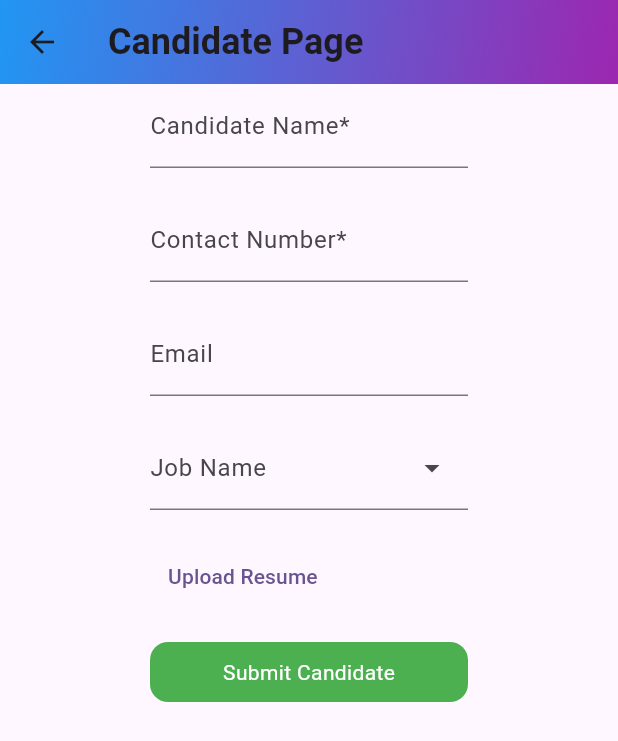
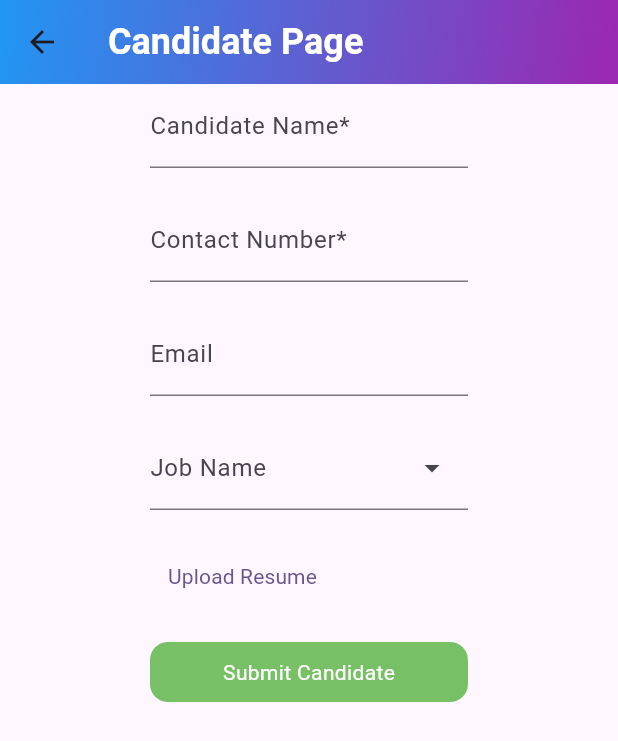
Before and after one commit to vinod00fbm/flutter_screens, a Flutter app: the CandidatePage screen opened by its route, on a phone screen of 412 x 824 dp. Shown: the top 741 px of the screen. Run offline on Flutter 3.47's test engine with Material 3 defaults, Android fonts, the light colour scheme and no system bars; our stand-ins replace another_flushbar, file_picker, fluttertoast, google_fonts; missing offline and left inert: dart:html, dart:js; network calls fail; Roboto replaces fonts that are missing (Roboto-Bold, sourcesanspro_bold).

Commit message:
improved Ui

```diff
--- a/lib/data/network/NetworkApiService.dart
+++ b/lib/data/network/NetworkApiService.dart
@@ -13,7 +13,7 @@ class NetworkApiServices extends BaseApiServices {
     dynamic jsonResponse;
     try {
       final response =
-      await http.get(Uri.parse(url)).timeout(const Duration(seconds: 30));
+      await http.get(Uri.parse(url)).timeout(const Duration(seconds: 60));
       jsonResponse = returnResponse(response);
     } on SocketException {
       throw FetchDataException('No internet connection');
@@ -29,7 +29,7 @@ class NetworkApiServices extends BaseApiServices {
     try {
       Response response = await post(Uri.parse(url),
           body: msg, headers: {"Content-Type": "application/json"})
-          .timeout(const Duration(seconds: 30));
+          .timeout(const Duration(seconds: 60));
       jsonResponse = returnResponse(response);
     } on SocketException {
       throw FetchDataException('No internet connection');
--- a/lib/main.dart
+++ b/lib/main.dart
@@ -6,6 +6,7 @@ import 'package:flutter_mvvm/view_model/candidate_viewmodel.dart';
 import 'package:flutter_mvvm/view_model/createsession_viewmodel.dart';
 import 'package:flutter_mvvm/view_model/jobs_viewmodel.dart';
 import 'package:flutter_mvvm/view_model/preScreeningViewModel.dart';
+import 'package:google_fonts/google_fonts.dart';
 import 'package:provider/provider.dart';
 
 void main() {
@@ -30,6 +31,7 @@ class MyApp extends StatelessWidget {
         theme: ThemeData(
           colorScheme: ColorScheme.fromSeed(seedColor: Colors.deepPurple),
           useMaterial3: true,
+          fontFamily: 'Roboto-Bold',
         ),
         initialRoute: RoutesNames.candidateList,
         onGenerateRoute: Routes.generateRoute,
--- a/lib/res/colors/app_colors.dart
+++ b/lib/res/colors/app_colors.dart
@@ -4,4 +4,12 @@ class AppColors {
   static const whiteColor = Colors.white;
   static const blackColor = Colors.black;
   static const buttonColor = Colors.green;
+  static const grayColor = Color(0x565E63);
+
+  static const Color green = Color(0xFF78C065);
+  static const Color orange = Color(0xFFF2872D);
+  static const Color lightGray = Color(0xFFF4F4F4);
+  static const Color teal = Color(0xFF4FC3F7);
+  static const Color white = Color(0xFFFFFFFF);
+  static const Color black = Color(0xFF000000);
 }
--- a/lib/res/components/round_button.dart
+++ b/lib/res/components/round_button.dart
@@ -5,12 +5,14 @@ class RoundedButton extends StatelessWidget {
   final String title;
   final bool loading;
   final VoidCallback onPress;
+  final Color? color;
 
   const RoundedButton(
       {super.key,
       required this.title,
       this.loading = false,
-      required this.onPress});
+      required this.onPress,
+      this.color});
 
   @override
   Widget build(BuildContext context) {
@@ -20,7 +22,7 @@ class RoundedButton extends StatelessWidget {
         height: 40,
         width: 300,
         decoration: BoxDecoration(
-            color: AppColors.buttonColor,
+            color: color ?? AppColors.green,
             borderRadius: BorderRadius.circular(12)),
         child: Center(
             child: Text(
--- a/lib/utils/GradientAppBar.dart
+++ b/lib/utils/GradientAppBar.dart
@@ -2,6 +2,7 @@ import 'dart:ui';
 
 import 'package:flutter/cupertino.dart';
 import 'package:flutter/material.dart';
+import 'package:flutter_mvvm/res/colors/app_colors.dart';
 
 class GradientAppBar extends StatelessWidget implements PreferredSizeWidget {
   final String title;
@@ -28,6 +29,7 @@ class GradientAppBar extends StatelessWidget implements PreferredSizeWidget {
             fontFamily: 'sourcesanspro_bold',
             fontSize: 24.0,
             fontWeight: FontWeight.bold,
+            color: AppColors.white
           ),),
           backgroundColor: Colors.transparent,
           elevation: 0, // Remove shadow if needed
```
Also changed, not shown: lib/utils/utils.dart (+7 -0 lines), lib/view/candidate_list_page.dart (+11 -7 lines), lib/view/create_session.dart (+10 -1 lines), lib/view_model/candidate_viewmodel.dart (+11 -5 lines), lib/view_model/createsession_viewmodel.dart (+35 -8 lines), pubspec.yaml (+7 -6 lines), fonts/Roboto-Bold.ttf (added), fonts/Roboto-Regular.ttf (added), pubspec.lock, 1 other file.
